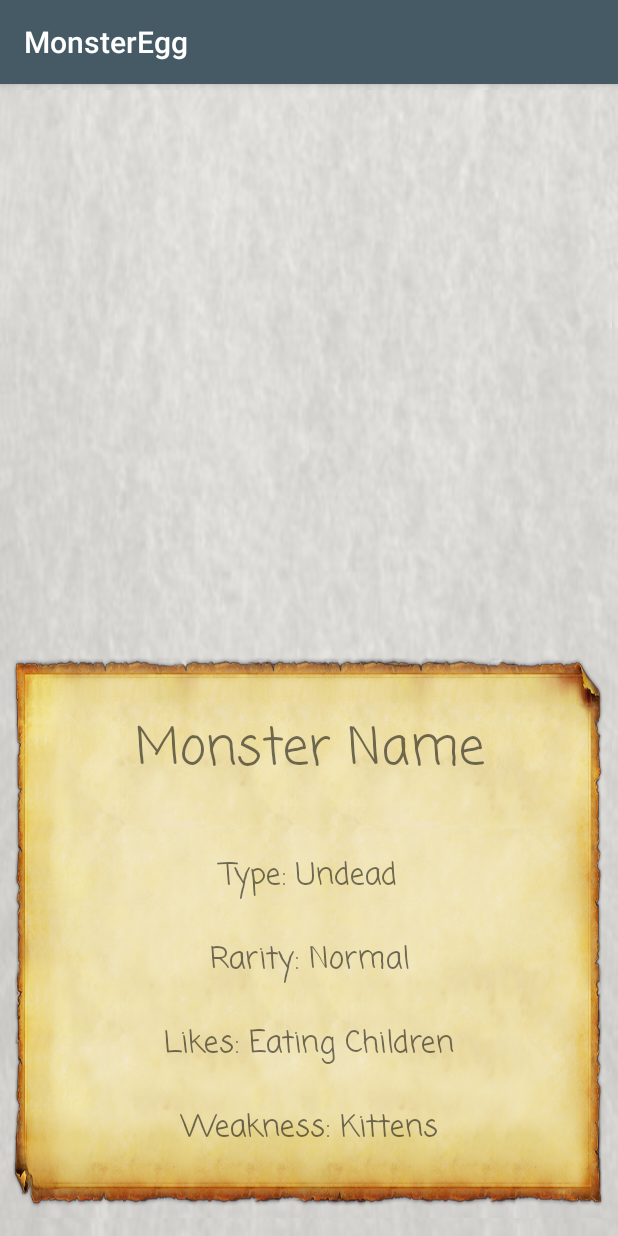
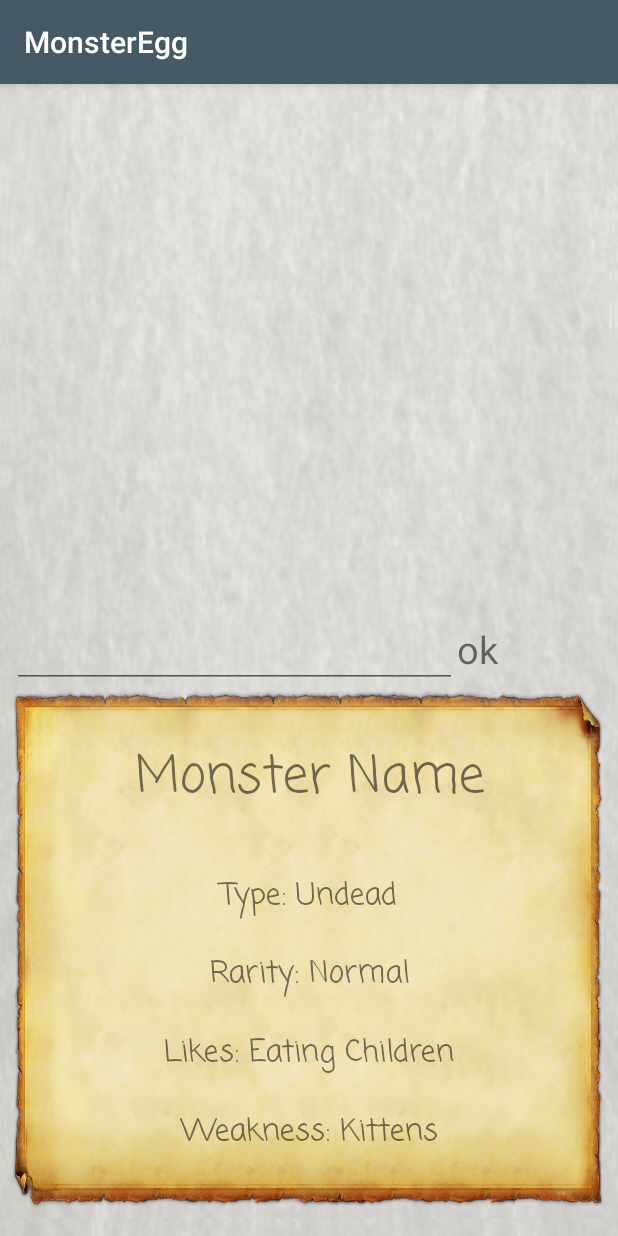
Before and after one commit to rooksoto/MonsterEgg, an Android app: the fragment MonsterFragment placed in its activity, on a phone screen of 412 x 824 dp. Run offline under Robolectric (Android 15) with nearby library versions, the phone set to English and light mode, and no system bars; our stand-ins replace Picasso; libraries missing offline, so code that uses them is left out: nl.qbusict.cupboard; 4 statements that could not run were skipped.

Commit message:
name saving in progress

```diff
--- a/app/src/main/java/nyc/c4q/rafaelsoto/monsteregg/view/MainActivity.java
+++ b/app/src/main/java/nyc/c4q/rafaelsoto/monsteregg/view/MainActivity.java
@@ -10,6 +10,7 @@ import android.support.v7.app.AppCompatActivity;
 import android.support.v7.widget.GridLayoutManager;
 import android.support.v7.widget.RecyclerView;
 import android.util.Log;
+import android.widget.EditText;
 import android.widget.Toast;
 
 import java.util.ArrayList;
@@ -26,6 +27,7 @@ import static nl.qbusict.cupboard.CupboardFactory.cupboard;
 
 public class MainActivity extends AppCompatActivity    {
 
+    EditText editName;
     RecyclerView rv;
     static MonsterAdapter adapter;
     static List<Monster> caughtMonsters = new ArrayList<>();
@@ -62,6 +64,9 @@ public class MainActivity extends AppCompatActivity    {
 
         //Schedules notifications
         scheduleAlarm();
+
+        editName = (EditText) findViewById(R.id.edit_name);
+
     }
 
     private void addMonster(Monster monster) {
--- a/app/src/main/java/nyc/c4q/rafaelsoto/monsteregg/view/MonsterFragment.java
+++ b/app/src/main/java/nyc/c4q/rafaelsoto/monsteregg/view/MonsterFragment.java
@@ -6,6 +6,7 @@ import android.support.v4.app.Fragment;
 import android.view.LayoutInflater;
 import android.view.View;
 import android.view.ViewGroup;
+import android.widget.EditText;
 import android.widget.ImageView;
 import android.widget.LinearLayout;
 import android.widget.TextView;
@@ -17,8 +18,10 @@ import java.io.Serializable;
 import nyc.c4q.rafaelsoto.monsteregg.R;
 import nyc.c4q.rafaelsoto.monsteregg.model.Monster;
 
+import static nyc.c4q.rafaelsoto.monsteregg.view.MainActivity.adapter;
 
-public class MonsterFragment extends Fragment  {
+
+public class MonsterFragment extends Fragment {
     View view;
     ImageView ivMonsterPic;
     TextView tvMonsterName;
@@ -27,6 +30,11 @@ public class MonsterFragment extends Fragment  {
     TextView tvMonsterLikes;
     TextView tvMonsterWeakness;
     LinearLayout linearLayout;
+    EditText editText;
+    TextView button;
+    public static final String SHARED_PREF = "nyc.c4q.user.pref";
+    public static final String TAG = "user input";
+
 
     public static MonsterFragment newInstance(Serializable monster) {
 
@@ -41,10 +49,30 @@ public class MonsterFragment extends Fragment  {
 
     }
 
+    public void refreshMonsterList() {
+        adapter.notifyDataSetChanged();
+    }
+
     @Override
     public View onCreateView(LayoutInflater inflater, ViewGroup container, Bundle savedInstanceState) {
         view = inflater.inflate(R.layout.fragment_monster, container, false);
         initViews();
+
+        button.setOnClickListener(new View.OnClickListener() {
+            @Override
+            public void onClick(View view) {
+                String monsterName = editText.getText().toString();
+
+                if (!monsterName.isEmpty()) {
+                    tvMonsterName.setText(monsterName);
+                    refreshMonsterList();
+//                    SharedPreferences.Editor editor = getSharedPreferences(SHARED_PREF, MODE_PRIVATE).edit();
+//                    editor.putString(getIntent().getExtras().getString(TAG), monsterName);
+                  //  editor.apply();
+                }
+            }
+        });
+
         return view;
     }
 
@@ -83,6 +111,8 @@ public class MonsterFragment extends Fragment  {
     }
 
     private void initViews() {
+        button = (TextView) view.findViewById(R.id.save_name_btn);
+        editText = (EditText) view.findViewById(R.id.edit_name);
         linearLayout = (LinearLayout) view.findViewById(R.id.ll_monster_frag);
         ivMonsterPic = (ImageView) view.findViewById(R.id.iv_monster_pic);
         tvMonsterName = (TextView) view.findViewById(R.id.tv_monster_name);
@@ -90,5 +120,7 @@ public class MonsterFragment extends Fragment  {
         tvMonsterRarity = (TextView) view.findViewById(R.id.tv_monster_rarity);
         tvMonsterLikes = (TextView) view.findViewById(R.id.tv_monster_likes);
         tvMonsterWeakness = (TextView) view.findViewById(R.id.tv_monster_weakness);
+
     }
+
 }
--- a/app/src/main/java/nyc/c4q/rafaelsoto/monsteregg/view/MonsterViewHolder.java
+++ b/app/src/main/java/nyc/c4q/rafaelsoto/monsteregg/view/MonsterViewHolder.java
@@ -79,7 +79,7 @@ public class MonsterViewHolder extends RecyclerView.ViewHolder {
         });
     }
 
-    private void refreshMonsterList() {
+    public void refreshMonsterList() {
         adapter.notifyDataSetChanged();
     }
 }
--- a/app/src/main/res/layout/fragment_monster.xml
+++ b/app/src/main/res/layout/fragment_monster.xml
@@ -1,5 +1,6 @@
 <?xml version="1.0" encoding="utf-8"?>
 <LinearLayout xmlns:android="http://schemas.android.com/apk/res/android"
+    xmlns:app="http://schemas.android.com/apk/res-auto"
     android:id="@+id/ll_monster_frag"
     android:layout_width="match_parent"
     android:layout_height="match_parent"
@@ -11,12 +12,32 @@
     android:paddingTop="@dimen/activity_vertical_margin"
     android:weightSum="2">
 
+
     <ImageView
         android:id="@+id/iv_monster_pic"
         android:layout_width="match_parent"
         android:layout_height="wrap_content"
         android:layout_weight="1" />
 
+    <LinearLayout
+        android:orientation="horizontal"
+        android:layout_width="match_parent"
+        android:layout_height="wrap_content">
+
+        <EditText
+            android:id="@+id/edit_name"
+            android:layout_width="0dp"
+            android:layout_weight="3"
+            android:layout_height="wrap_content" />
+
+        <TextView
+            android:id="@+id/save_name_btn"
+            android:layout_width="0dp"
+            android:layout_weight="1"
+            android:textSize="25sp"
+            android:layout_height="wrap_content"
+            android:text="@string/save" />
+    </LinearLayout>
 
     <LinearLayout
         android:id="@+id/ll_monster_stats"
--- a/app/src/main/res/layout/monster_item.xml
+++ b/app/src/main/res/layout/monster_item.xml
@@ -35,6 +35,7 @@
             android:textAllCaps="true"
             android:textSize="14sp" />
 
+
     </LinearLayout>
 
 </android.support.v7.widget.CardView>
--- a/app/src/main/res/values/strings.xml
+++ b/app/src/main/res/values/strings.xml
@@ -1,3 +1,4 @@
 <resources>
     <string name="app_name">MonsterEgg</string>
+    <string name="save">ok</string>
 </resources>
```
Also changed, not shown: app/src/main/res/drawable/ic_pencil.xml (added, +13 -0 lines), app/src/main/res/layout/floating_button.xml (added, +18 -0 lines), app/src/main/ic_launcher-web.png (added), app/src/main/res/mipmap-hdpi/ic_launcher.png, app/src/main/res/mipmap-mdpi/ic_launcher.png, app/src/main/res/mipmap-xhdpi/ic_launcher.png, app/src/main/res/mipmap-xxhdpi/ic_launcher.png, app/src/main/res/mipmap-xxxhdpi/ic_launcher.png. Lines whose indentation alone changed are shown as unchanged.
